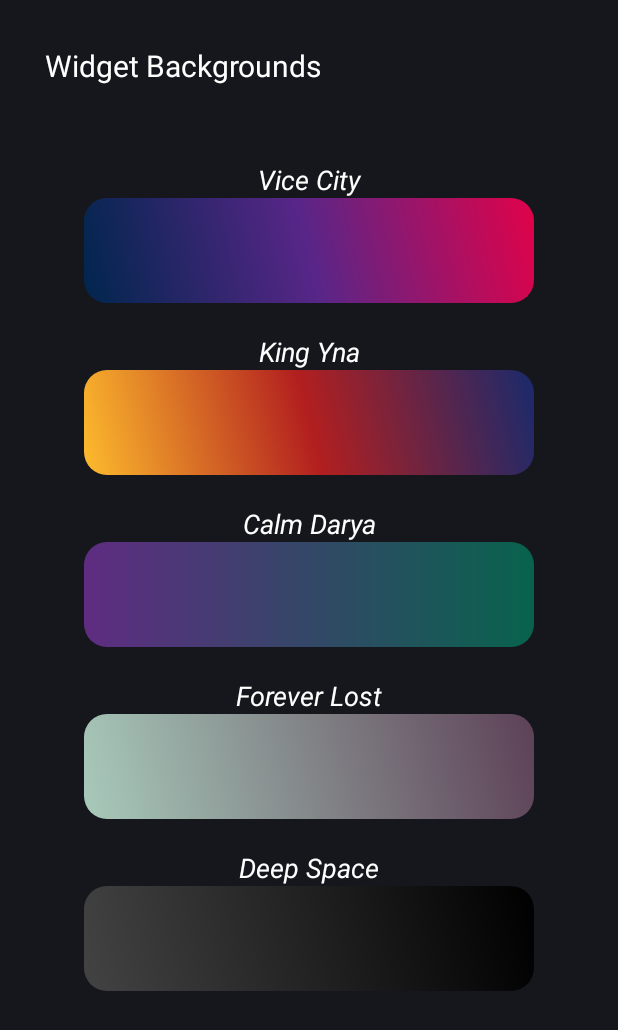
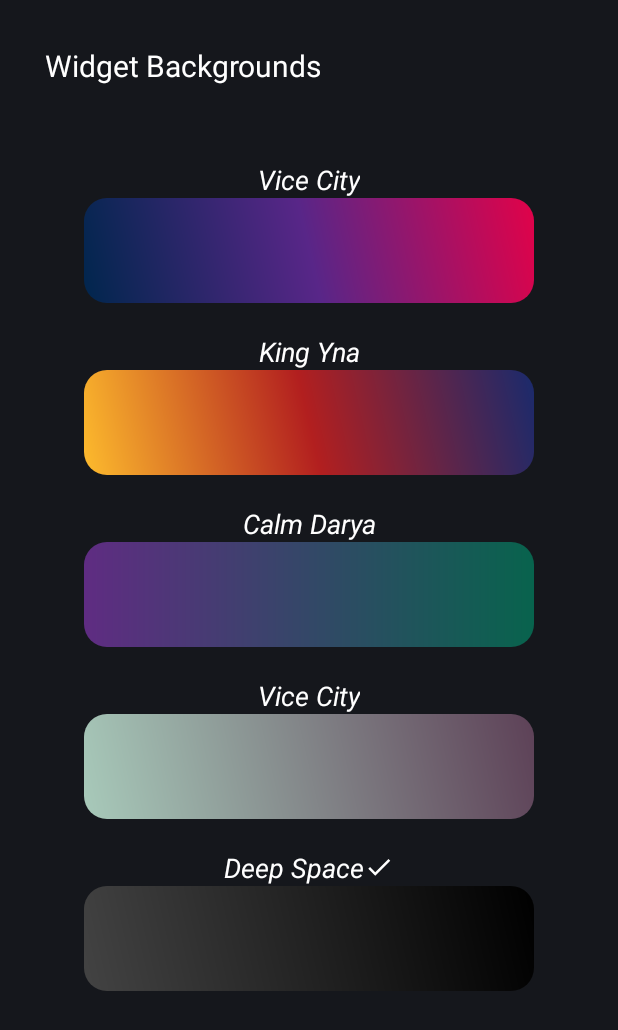
Before and after one commit to N1234P/CryptoSmartWidgetApp, an Android app: the BackgroundActivity screen opened directly, with no data from a screen before it, on a phone screen of 412 x 824 dp. Shown: the top 1030 px of the screen. Run offline under Robolectric (Android 15) with nearby library versions, the phone set to English and light mode, and no system bars.

Commit message:
bold letters in config, checked background, changed cardview images, added playstore & github integration within app, fixed foreground service bugs, finished v2.0

```diff
--- a/app/src/main/java/com/example/crypto_bsc_widget/BackgroundActivity.java
+++ b/app/src/main/java/com/example/crypto_bsc_widget/BackgroundActivity.java
@@ -65,6 +65,47 @@ public class BackgroundActivity extends AppCompatActivity {
                 saveBackground("space");
             }
         });
+
+        setIcons();
+    }
+
+    public void setIcons() {
+        ImageView icon1 = findViewById(R.id.c1);
+        ImageView icon2 = findViewById(R.id.c2);
+        ImageView icon3 = findViewById(R.id.c3);
+        ImageView icon4 = findViewById(R.id.c4);
+        ImageView icon5 = findViewById(R.id.c5);
+
+        icon1.setVisibility(View.GONE);
+        icon2.setVisibility(View.GONE);
+        icon3.setVisibility(View.GONE);
+        icon4.setVisibility(View.GONE);
+        icon5.setVisibility(View.GONE);
+
+        SharedPreferences sharedPref = getSharedPreferences("background", 0);
+        String s = sharedPref.getString("background", "");
+
+        switch(s) {
+            case "king":
+                icon2.setVisibility(View.VISIBLE);
+                break;
+
+            case "darya":
+                icon3.setVisibility(View.VISIBLE);
+                break;
+
+            case "lost":
+                icon4.setVisibility(View.VISIBLE);
+                break;
+            case "vice":
+                icon1.setVisibility(View.VISIBLE);
+                break;
+
+            default:
+                icon5.setVisibility(View.VISIBLE);
+                break;
+
+        }
     }
 
     public void saveBackground(String s) {
@@ -72,6 +113,7 @@ public class BackgroundActivity extends AppCompatActivity {
         SharedPreferences.Editor editor = sharedPref.edit();
         editor.putString("background", s);
         editor.apply();
+        setIcons();
 
         Toast.makeText(this, "Saving Background...", Toast.LENGTH_SHORT).show();
 
--- a/app/src/main/java/com/example/crypto_bsc_widget/WidgetProvider.java
+++ b/app/src/main/java/com/example/crypto_bsc_widget/WidgetProvider.java
@@ -49,7 +49,6 @@ public class WidgetProvider extends AppWidgetProvider {
 
 
 
-
             appWidgetManager.updateAppWidget(appWidgetId,views);
 
 
--- a/app/src/main/java/com/example/crypto_bsc_widget/WidgetService.java
+++ b/app/src/main/java/com/example/crypto_bsc_widget/WidgetService.java
@@ -182,12 +182,12 @@ public class WidgetService extends RemoteViewsService {
                 case "lost":
                     views.setInt(R.id.widget_item_background, "setBackgroundResource", R.drawable.forever_lost);
                     break;
-                case "space":
-                    views.setInt(R.id.widget_item_background, "setBackgroundResource", R.drawable.deep_space);
+                case "vice":
+                    views.setInt(R.id.widget_item_background, "setBackgroundResource", R.drawable.vice_city);
                     break;
 
                 default:
-                    views.setInt(R.id.widget_item_background, "setBackgroundResource", R.drawable.vice_city);
+                    views.setInt(R.id.widget_item_background, "setBackgroundResource", R.drawable.deep_space);
                     break;
             }
 
--- /dev/null
+++ b/app/src/main/res/drawable/ic_baseline_android_24.xml
@@ -0,0 +1,5 @@
+<vector android:height="24dp" android:tint="#FFFFFF"
+    android:viewportHeight="24" android:viewportWidth="24"
+    android:width="24dp" xmlns:android="http://schemas.android.com/apk/res/android">
+    <path android:fillColor="@android:color/white" android:pathData="M17.6,9.48l1.84,-3.18c0.16,-0.31 0.04,-0.69 -0.26,-0.85c-0.29,-0.15 -0.65,-0.06 -0.83,0.22l-1.88,3.24c-2.86,-1.21 -6.08,-1.21 -8.94,0L5.65,5.67c-0.19,-0.29 -0.58,-0.38 -0.87,-0.2C4.5,5.65 4.41,6.01 4.56,6.3L6.4,9.48C3.3,11.25 1.28,14.44 1,18h22C22.72,14.44 20.7,11.25 17.6,9.48zM7,15.25c-0.69,0 -1.25,-0.56 -1.25,-1.25c0,-0.69 0.56,-1.25 1.25,-1.25S8.25,13.31 8.25,14C8.25,14.69 7.69,15.25 7,15.25zM17,15.25c-0.69,0 -1.25,-0.56 -1.25,-1.25c0,-0.69 0.56,-1.25 1.25,-1.25s1.25,0.56 1.25,1.25C18.25,14.69 17.69,15.25 17,15.25z"/>
+</vector>
--- /dev/null
+++ b/app/src/main/res/drawable/ic_baseline_check_24.xml
@@ -0,0 +1,5 @@
+<vector android:height="24dp" android:tint="#FFFFFF"
+    android:viewportHeight="24" android:viewportWidth="24"
+    android:width="24dp" xmlns:android="http://schemas.android.com/apk/res/android">
+    <path android:fillColor="@android:color/white" android:pathData="M9,16.17L4.83,12l-1.42,1.41L9,19 21,7l-1.41,-1.41z"/>
+</vector>
--- a/app/src/main/res/layout/activity_app_widget_config.xml
+++ b/app/src/main/res/layout/activity_app_widget_config.xml
@@ -32,6 +32,7 @@
                 android:layout_width="match_parent"
                 android:layout_height="wrap_content"
                 android:text="Enter Up to 3 Contract Addresses"
+                android:textStyle="bold"
                 android:textSize="17sp"
                 android:padding="10dp"
                 android:layout_marginLeft="18dp"
@@ -146,6 +147,7 @@
             android:layout_width="match_parent"
             android:layout_height="wrap_content"
             android:text="Choose An Existing Coin (Optional)"
+            android:textStyle="bold"
             android:textSize="17sp"
             android:textColor="#FFFFFF"
             android:padding="15dp"
@@ -182,6 +184,7 @@
         <TextView
             android:layout_width="match_parent"
             android:layout_height="wrap_content"
+            android:textStyle="bold"
             android:text="Settings"
             android:textSize="17sp"
             android:textColor="#FFFFFF"
--- a/app/src/main/res/layout/activity_background.xml
+++ b/app/src/main/res/layout/activity_background.xml
@@ -20,7 +20,12 @@
             android:textSize="20sp"
             android:textColor="#FFFFFF"
             android:padding="30dp"/>
-
+    <LinearLayout
+        android:layout_width="wrap_content"
+        android:layout_height="wrap_content"
+        android:orientation="horizontal"
+        android:layout_gravity="center"
+        android:layout_marginTop="20dp">
             <TextView
                 android:layout_width="match_parent"
                 android:layout_height="wrap_content"
@@ -28,24 +33,48 @@
                 android:textColor="#FFFFFF"
                 android:textStyle="italic"
                 android:textSize="18sp"
-            android:layout_marginTop="20dp"
+
                 android:textAlignment="center" />
+
+            <ImageView
+                android:id="@+id/c1"
+                android:layout_width="20dp"
+                android:layout_height="20dp"
+                android:layout_gravity="center"
+                android:src="@drawable/ic_baseline_check_24"
+                />
+    </LinearLayout>
+
         <ImageView
             android:id="@+id/vicecity"
             android:layout_width="300dp"
             android:layout_height="70dp"
             android:background="@drawable/vice_city"
             android:layout_gravity="center" />
+        <LinearLayout
+            android:layout_width="wrap_content"
+            android:layout_height="wrap_content"
+            android:orientation="horizontal"
+            android:layout_gravity="center"
+            android:layout_marginTop="20dp">
             <TextView
-
-            android:layout_marginTop="20dp"
                 android:layout_width="match_parent"
                 android:layout_height="wrap_content"
                 android:text="King Yna"
                 android:textColor="#FFFFFF"
-            android:textAlignment="center"
                 android:textStyle="italic"
-            android:textSize="18sp"/>
+                android:textSize="18sp"
+
+                android:textAlignment="center" />
+
+            <ImageView
+                android:id="@+id/c2"
+                android:layout_width="20dp"
+                android:layout_height="20dp"
+                android:layout_gravity="center"
+                android:src="@drawable/ic_baseline_check_24"
+                />
+        </LinearLayout>
         <ImageView
             android:id="@+id/kingyna"
             android:layout_width="300dp"
@@ -54,15 +83,30 @@
             android:layout_gravity="center" />
 
 
+        <LinearLayout
+            android:layout_width="wrap_content"
+            android:layout_height="wrap_content"
+            android:orientation="horizontal"
+            android:layout_gravity="center"
+            android:layout_marginTop="20dp">
             <TextView
-            android:layout_marginTop="20dp"
                 android:layout_width="match_parent"
                 android:layout_height="wrap_content"
                 android:text="Calm Darya"
                 android:textColor="#FFFFFF"
-            android:textAlignment="center"
                 android:textStyle="italic"
-            android:textSize="18sp"/>
+                android:textSize="18sp"
+
+                android:textAlignment="center" />
+
+            <ImageView
+                android:id="@+id/c3"
+                android:layout_width="20dp"
+                android:layout_height="20dp"
+                android:layout_gravity="center"
+                android:src="@drawable/ic_baseline_check_24"
+                />
+        </LinearLayout>
         <ImageView
             android:id="@+id/calmdarya"
             android:layout_width="300dp"
@@ -70,15 +114,30 @@
             android:background="@drawable/calm_darya"
             android:layout_gravity="center" />
 
+        <LinearLayout
+            android:layout_width="wrap_content"
+            android:layout_height="wrap_content"
+            android:orientation="horizontal"
+            android:layout_gravity="center"
+            android:layout_marginTop="20dp">
             <TextView
-            android:layout_marginTop="20dp"
                 android:layout_width="match_parent"
                 android:layout_height="wrap_content"
-            android:text="Forever Lost"
+                android:text="Vice City"
                 android:textColor="#FFFFFF"
-            android:textAlignment="center"
                 android:textStyle="italic"
-            android:textSize="18sp"/>
+                android:textSize="18sp"
+
+                android:textAlignment="center" />
+
+            <ImageView
+                android:id="@+id/c4"
+                android:layout_width="20dp"
+                android:layout_height="20dp"
+                android:layout_gravity="center"
+                android:src="@drawable/ic_baseline_check_24"
+                />
+        </LinearLayout>
         <ImageView
             android:id="@+id/foreverlost"
             android:layout_width="300dp"
@@ -86,15 +145,30 @@
             android:background="@drawable/forever_lost"
             android:layout_gravity="center" />
 
+        <LinearLayout
+            android:layout_width="wrap_content"
+            android:layout_height="wrap_content"
+            android:orientation="horizontal"
+            android:layout_gravity="center"
+            android:layout_marginTop="20dp">
             <TextView
-            android:layout_marginTop="20dp"
                 android:layout_width="match_parent"
                 android:layout_height="wrap_content"
                 android:text="Deep Space"
                 android:textColor="#FFFFFF"
-            android:textAlignment="center"
                 android:textStyle="italic"
-            android:textSize="18sp"/>
+                android:textSize="18sp"
+
+                android:textAlignment="center" />
+
+            <ImageView
+                android:id="@+id/c5"
+                android:layout_width="20dp"
+                android:layout_height="20dp"
+                android:layout_gravity="center"
+                android:src="@drawable/ic_baseline_check_24"
+                />
+        </LinearLayout>
         <ImageView
             android:id="@+id/deepspace"
             android:layout_width="300dp"
--- a/app/src/main/res/layout/widget_item.xml
+++ b/app/src/main/res/layout/widget_item.xml
@@ -8,7 +8,7 @@
     android:layout_width="215dp"
     xmlns:android="http://schemas.android.com/apk/res/android"
     android:orientation="horizontal"
-    android:background="@drawable/vice_city"
+    android:background="@drawable/deep_space"
     android:layout_gravity="center_horizontal"
     android:gravity="center_vertical|center_horizontal">
 
```
Also changed, not shown: app/src/main/AndroidManifest.xml (+5 -8 lines), app/src/main/java/com/example/crypto_bsc_widget/ForegroundActivity.java (+40 -3 lines), app/src/main/java/com/example/crypto_bsc_widget/ForegroundService.java (+8 -5 lines), app/src/main/java/com/example/crypto_bsc_widget/MainActivity.java (+23 -3 lines), app/src/main/res/layout/activity_foreground.xml (+5 -3 lines), app/src/main/res/layout/activity_main.xml (+43 -26 lines), app/src/main/res/drawable/github.png (added), app/src/main/res/drawable/playstore.png (added). Lines whose indentation alone changed are shown as unchanged.
